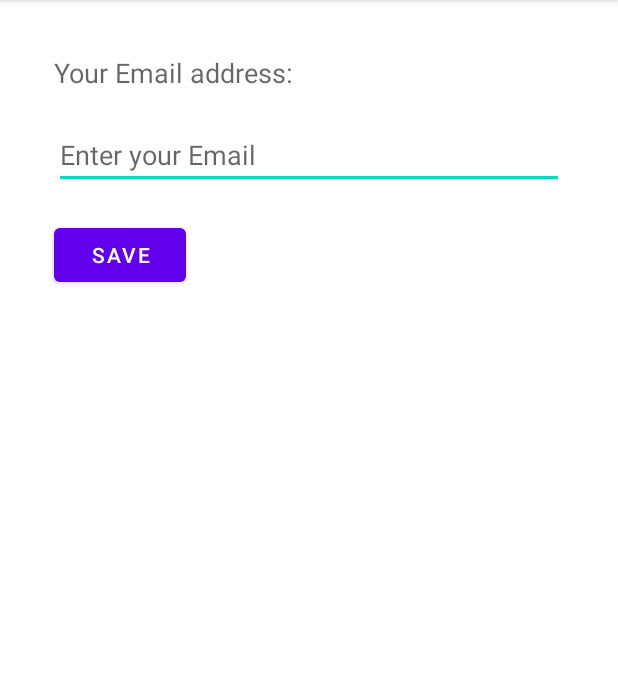
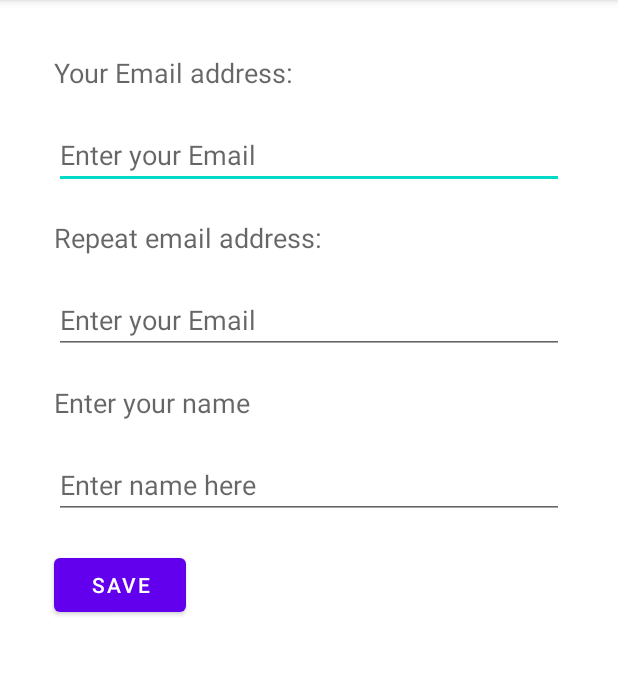
Before and after one commit to LenaTopoleva/GB_Testing, an Android app: the screen it shows after launch (MainActivity), on a phone screen of 412 x 824 dp, the part 84-759 px from its top. Run offline under Robolectric (Android 15) with nearby library versions, the phone set to English and light mode, and no system bars; libraries missing offline, so code that uses them is left out: moxy.presenter.

```diff
--- a/app/build.gradle
+++ b/app/build.gradle
@@ -1,6 +1,7 @@
 plugins {
     id 'com.android.application'
     id 'kotlin-android'
+    id 'kotlin-kapt'
 }
 
 android {
@@ -45,4 +46,9 @@ dependencies {
     testImplementation 'junit:junit:4.+'
     androidTestImplementation 'androidx.test.ext:junit:1.1.2'
     androidTestImplementation 'androidx.test.espresso:espresso-core:3.3.0'
+
+    implementation "com.github.moxy-community:moxy:2.1.2"
+    kapt "com.github.moxy-community:moxy-compiler:2.1.2"
+    implementation "com.github.moxy-community:moxy-ktx:2.1.2"
+    implementation "com.github.moxy-community:moxy-androidx:2.1.2"
 }
--- a/app/src/main/AndroidManifest.xml
+++ b/app/src/main/AndroidManifest.xml
@@ -9,7 +9,7 @@
         android:roundIcon="@mipmap/ic_launcher_round"
         android:supportsRtl="true"
         android:theme="@style/Theme.GB_Testing">
-        <activity android:name=".MainActivity">
+        <activity android:name=".ui.MainActivity">
             <intent-filter>
                 <action android:name="android.intent.action.MAIN" />
 
--- a/app/src/main/java/com/lenatopoleva/gb_testing/MainActivity.kt
+++ /dev/null
@@ -1,32 +0,0 @@
-package com.lenatopoleva.gb_testing
-
-import androidx.appcompat.app.AppCompatActivity
-import android.os.Bundle
-import android.widget.Toast
-import com.lenatopoleva.gb_testing.databinding.ActivityMainBinding
-
-class MainActivity : AppCompatActivity() {
-
-    private lateinit var binding: ActivityMainBinding
-    private val emailValidator = EmailValidator()
-
-    override fun onCreate(savedInstanceState: Bundle?) {
-        super.onCreate(savedInstanceState)
-        binding = ActivityMainBinding.inflate(layoutInflater)
-        setContentView(binding.root)
-
-        with(binding) {
-            emailInput.addTextChangedListener(emailValidator)
-
-            saveButton.setOnClickListener {
-                if (emailValidator.isValid) {
-                    Toast.makeText(this@MainActivity, getString(R.string.valid_email), Toast.LENGTH_SHORT).show()
-                } else {
-                    val errorEmail = getString(R.string.invalid_email)
-                    emailInput.error = errorEmail
-                    Toast.makeText(this@MainActivity, errorEmail, Toast.LENGTH_SHORT).show()
-                }
-            }
-        }
-    }
-}
--- /dev/null
+++ b/app/src/main/java/com/lenatopoleva/gb_testing/mvp/model/User.kt
@@ -0,0 +1,5 @@
+package com.lenatopoleva.gb_testing.mvp.model
+
+class User(name: String, email: String) {
+    var isRegistrated: Boolean = false
+}
--- /dev/null
+++ b/app/src/main/java/com/lenatopoleva/gb_testing/mvp/view/MainView.kt
@@ -0,0 +1,12 @@
+package com.lenatopoleva.gb_testing.mvp.view
+
+import moxy.MvpView
+import moxy.viewstate.strategy.alias.AddToEndSingle
+
+@AddToEndSingle
+interface MainView: MvpView {
+    fun viewOk()
+    fun viewEmailsNotEqual()
+    fun viewInvalidEmail()
+    fun viewInvalidName()
+}
--- a/app/src/main/java/com/lenatopoleva/gb_testing/EmailValidator.kt
+++ b/app/src/main/java/com/lenatopoleva/gb_testing/ui/EmailValidator.kt
@@ -1,4 +1,4 @@
-package com.lenatopoleva.gb_testing
+package com.lenatopoleva.gb_testing.ui
 
 import android.text.Editable
 import android.text.TextWatcher
--- a/app/src/main/res/layout/activity_main.xml
+++ b/app/src/main/res/layout/activity_main.xml
@@ -1,8 +1,9 @@
 <?xml version="1.0" encoding="UTF-8"?>
 <androidx.constraintlayout.widget.ConstraintLayout xmlns:android="http://schemas.android.com/apk/res/android"
     xmlns:app="http://schemas.android.com/apk/res-auto"
+    xmlns:tools="http://schemas.android.com/tools"
     android:layout_width="match_parent"
-    android:layout_height="wrap_content"
+    android:layout_height="match_parent"
     android:padding="@dimen/activity_padding">
 
     <TextView
@@ -26,6 +27,50 @@
         app:layout_constraintStart_toStartOf="parent"
         app:layout_constraintTop_toBottomOf="@+id/titleTextView" />
 
+    <TextView
+        android:id="@+id/repeatEmailTextView"
+        android:layout_width="wrap_content"
+        android:layout_height="wrap_content"
+        android:layout_margin="@dimen/main_margin"
+        android:layout_marginStart="24dp"
+        android:text="@string/repeat_email_label"
+        android:textAppearance="?android:attr/textAppearanceMedium"
+        app:layout_constraintStart_toStartOf="parent"
+        app:layout_constraintTop_toBottomOf="@+id/emailInput" />
+
+    <EditText
+        android:id="@+id/repeatEmailInput"
+        android:layout_width="match_parent"
+        android:layout_height="wrap_content"
+        android:layout_gravity="center_horizontal"
+        android:layout_margin="@dimen/main_margin"
+        android:hint="@string/email_hint"
+        android:inputType="textEmailAddress"
+        app:layout_constraintStart_toStartOf="parent"
+        app:layout_constraintTop_toBottomOf="@+id/repeatEmailTextView" />
+
+    <TextView
+        android:id="@+id/nameTextView"
+        android:layout_width="wrap_content"
+        android:layout_height="wrap_content"
+        android:layout_margin="@dimen/main_margin"
+        android:layout_marginStart="24dp"
+        android:text="@string/enter_name"
+        android:textAppearance="?android:attr/textAppearanceMedium"
+        app:layout_constraintStart_toStartOf="parent"
+        app:layout_constraintTop_toBottomOf="@+id/repeatEmailInput" />
+
+    <EditText
+        android:id="@+id/nameInput"
+        android:layout_width="match_parent"
+        android:layout_height="wrap_content"
+        android:layout_gravity="center_horizontal"
+        android:layout_margin="@dimen/main_margin"
+        android:hint="@string/name_hint"
+        android:inputType="textEmailAddress"
+        app:layout_constraintStart_toStartOf="parent"
+        app:layout_constraintTop_toBottomOf="@+id/nameTextView" />
+
     <Button
         android:id="@+id/saveButton"
         android:layout_width="wrap_content"
@@ -33,5 +78,5 @@
         android:layout_margin="@dimen/main_margin"
         android:text="@string/save"
         app:layout_constraintStart_toStartOf="parent"
-        app:layout_constraintTop_toBottomOf="@+id/emailInput" />
+        app:layout_constraintTop_toBottomOf="@+id/nameInput" />
 </androidx.constraintlayout.widget.ConstraintLayout>
--- a/app/src/main/res/values/strings.xml
+++ b/app/src/main/res/values/strings.xml
@@ -5,4 +5,9 @@
     <string name="email_hint">Enter your Email</string>
     <string name="invalid_email">Invalid email</string>
     <string name="valid_email">OK</string>
+    <string name="repeat_email_label">Repeat email address:</string>
+    <string name="emails_not_equal">Emails not equal</string>
+    <string name="enter_name">Enter your name</string>
+    <string name="name_hint">Enter name here</string>
+    <string name="invalid_name">Invalid name</string>
 </resources>
```
Also changed, not shown: app/src/main/java/com/lenatopoleva/gb_testing/mvp/presenter/MainPresenter.kt (added, +53 -0 lines), app/src/main/java/com/lenatopoleva/gb_testing/ui/MainActivity.kt (added, +57 -0 lines), 2 other files.
